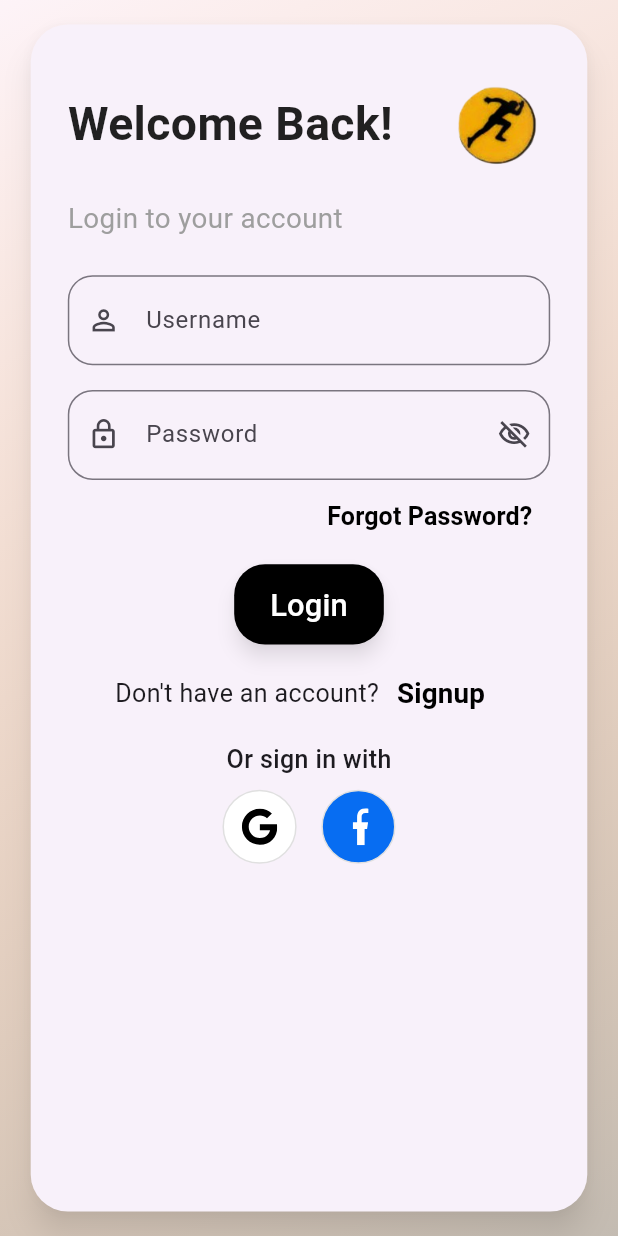
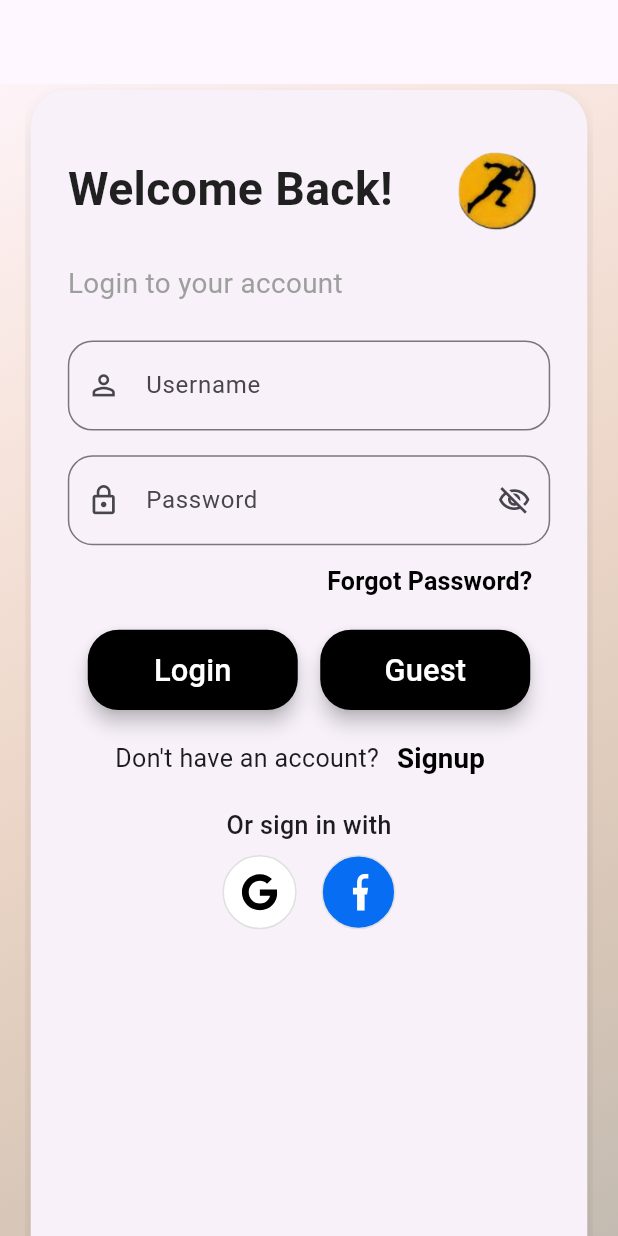
Before and after one commit to maryaam23/shoe-store-app, a Flutter app: the screen it shows after launch, on a phone screen of 412 x 824 dp. Run offline on Flutter 3.47's test engine with Material 3 defaults, Android fonts, the phone set to English and light mode, and no system bars; our stand-ins replace cloud_firestore, file_picker, firebase_auth, firebase_core, flutter_svg, geocoding and 6 more; missing offline and left inert: flutter_facebook_auth; accounts and stored records are empty; project files that could hold a hidden picture were left out.

```diff
--- a/lib/User_Pages/brands_page.dart
+++ b/lib/User_Pages/brands_page.dart
@@ -9,6 +9,7 @@ class BrandsBar extends StatelessWidget {
     {"name": "Adidas", "image": "assets/adidas.png"},
     {"name": "Puma", "image": "assets/puma.png"},
     {"name": "Reebok", "image": "assets/reebok.png"},
+    {"name": "Columbia", "image": "assets/columbia.png"},
     {"name": "New Balance", "image": "assets/new_balance.png"},
     {"name": "Converse", "image": "assets/converse.png"},
     {"name": "Under Armour", "image": "assets/under_armour.png"},
--- a/lib/User_Pages/cart_page.dart
+++ b/lib/User_Pages/cart_page.dart
@@ -143,7 +143,7 @@ class _CartPageState extends State<CartPage> {
         stream:
             FirebaseFirestore.instance
                 .collection("users")
-                .doc(user!.uid)
+                .doc(user!.uid) // the error is here it stop the program
                 .collection("cart")
                 .snapshots(),
         builder: (context, snapshot) {
--- a/lib/User_Pages/login_page.dart
+++ b/lib/User_Pages/login_page.dart
@@ -10,7 +10,9 @@ import 'package:shared_preferences/shared_preferences.dart';
 import 'package:cloud_firestore/cloud_firestore.dart';
 
 class LoginPage extends StatefulWidget {
-  const LoginPage({super.key});
+  final bool fromProfile;
+
+  const LoginPage({super.key, this.fromProfile = false});
 
   @override
   State<LoginPage> createState() => _LoginPageState();
@@ -33,6 +35,8 @@ class _LoginPageState extends State<LoginPage> {
     super.dispose();
   }
 
+  bool isGuest = false;
+
   @override
   Widget build(BuildContext context) {
     final size = MediaQuery.of(context).size;
@@ -49,6 +53,25 @@ class _LoginPageState extends State<LoginPage> {
     }
 
     return Scaffold(
+      appBar: AppBar(
+        backgroundColor: Colors.transparent,
+        elevation: 0,
+        leading:
+            widget.fromProfile
+                ? IconButton(
+                  icon: const Icon(Icons.arrow_back, color: Colors.black),
+                  onPressed: () {
+                    // Go back to HomePage as guest
+                    Navigator.pushReplacement(
+                      context,
+                      MaterialPageRoute(
+                        builder: (_) => HomePage(isGuest: true),
+                      ),
+                    );
+                  },
+                )
+                : null,
+      ),
       body: GestureDetector(
         onTap: () {
           FocusScope.of(context).unfocus(); // dismiss keyboard
@@ -236,10 +259,15 @@ class _LoginPageState extends State<LoginPage> {
 
                             SizedBox(height: spacing / 2),
 
+                            // Login + Guest Buttons
+                            Center(
+                              child: Row(
+                                mainAxisAlignment: MainAxisAlignment.center,
+                                children: [
                                   // Login Button
-                            Center(
-                              child: SizedBox(
+                                  SizedBox(
                                     height: buttonHeight,
+                                    width: 140, // you can adjust width
                                     child: ElevatedButton(
                                       style: ElevatedButton.styleFrom(
                                         backgroundColor: const Color.fromARGB(
@@ -247,39 +275,42 @@ class _LoginPageState extends State<LoginPage> {
                                           0,
                                           0,
                                           0,
-                                    ), // professional blue
+                                        ),
                                         shape: RoundedRectangleBorder(
                                           borderRadius: BorderRadius.circular(
                                             size.width * 0.05,
                                           ),
                                         ),
-                                    shadowColor: Colors.black45,
+                                        shadowColor: const Color.fromARGB(
+                                          255,
+                                          0,
+                                          0,
+                                          0,
+                                        ),
                                         elevation: 5,
                                       ),
                                       onPressed: () async {
                                         if (_formKey.currentState?.validate() ??
                                             false) {
                                           try {
-                                        // Sign in
                                             final userCredential =
                                                 await FirebaseAuth.instance
                                                     .signInWithEmailAndPassword(
                                                       email:
-                                                      _controllerUsername.text
+                                                          _controllerUsername
+                                                              .text
                                                               .trim(),
                                                       password:
-                                                      _controllerPassword.text
+                                                          _controllerPassword
+                                                              .text
                                                               .trim(),
                                                     );
 
                                             User? user = userCredential.user;
-                                        await user
-                                            ?.reload(); // Refresh user info
+                                            await user?.reload();
 
                                             if (user != null &&
                                                 user.emailVerified) {
-                                          // ✅ Verified, go to home
-
                                               Navigator.pushReplacement(
                                                 context,
                                                 MaterialPageRoute(
@@ -287,14 +318,13 @@ class _LoginPageState extends State<LoginPage> {
                                                 ),
                                               );
                                             } else {
-                                          // ❌ Not verified
-                                          await FirebaseAuth.instance.signOut();
+                                              await FirebaseAuth.instance
+                                                  .signOut();
                                               showSnackBar(
                                                 "Please verify your email before logging in.",
                                                 color: Colors.red,
                                               );
 
-                                          // Optional: resend verification email
                                               try {
                                                 await user?.sendEmailVerification(
                                                   ActionCodeSettings(
@@ -326,22 +356,68 @@ class _LoginPageState extends State<LoginPage> {
                                           }
                                         }
                                       },
-
                                       child: Text(
                                         "Login",
                                         style: TextStyle(
                                           fontSize: buttonFontSize,
-                                      color: const Color.fromARGB(
-                                        255,
-                                        255,
-                                        255,
-                                        255,
+                                          color: Colors.white,
                                         ),
                                       ),
                                     ),
                                   ),
+
+                                  const SizedBox(width: 15),
+
+                                  // Guest Button
+                                  SizedBox(
+                                    height: buttonHeight,
+                                    width:
+                                        140, // same width as login for symmetry
+                                    child: ElevatedButton(
+                                      style: ElevatedButton.styleFrom(
+                                        backgroundColor: const Color.fromARGB(
+                                          255,
+                                          0,
+                                          0,
+                                          0,
+                                        ),
+                                        shape: RoundedRectangleBorder(
+                                          borderRadius: BorderRadius.circular(
+                                            size.width * 0.05,
                                           ),
                                         ),
+                                        shadowColor: const Color.fromARGB(
+                                          255,
+                                          0,
+                                          0,
+                                          0,
+                                        ),
+                                        elevation: 5,
+                                      ),
+                                      onPressed: () {
+                                        isGuest = true; // ✅ Guest login mode
+                                        Navigator.pushReplacement(
+                                          context,
+                                          MaterialPageRoute(
+                                            builder:
+                                                (_) =>
+                                                    HomePage(isGuest: isGuest),
+                                          ),
+                                        );
+                                      },
+                                      child: Text(
+                                        "Guest",
+                                        style: TextStyle(
+                                          fontSize: buttonFontSize,
+                                          color: Colors.white,
+                                        ),
+                                      ),
+                                    ),
+                                  ),
+                                ],
+                              ),
+                            ),
+
                             SizedBox(height: spacing / 2),
 
                             // Signup link
```
Also changed, not shown: lib/User_Pages/home_page.dart (+72 -47 lines), lib/User_Pages/profile_page.dart (+24 -4 lines), lib/firestore_service.dart (+8 -2 lines), assets/columbia.png (added). Lines whose indentation alone changed are shown as unchanged.
